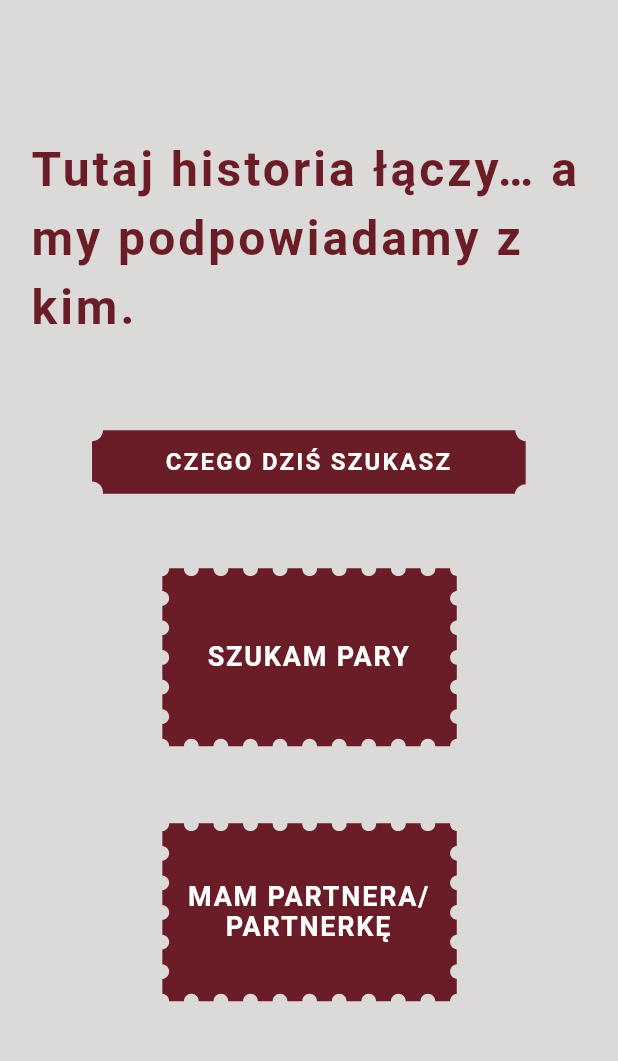
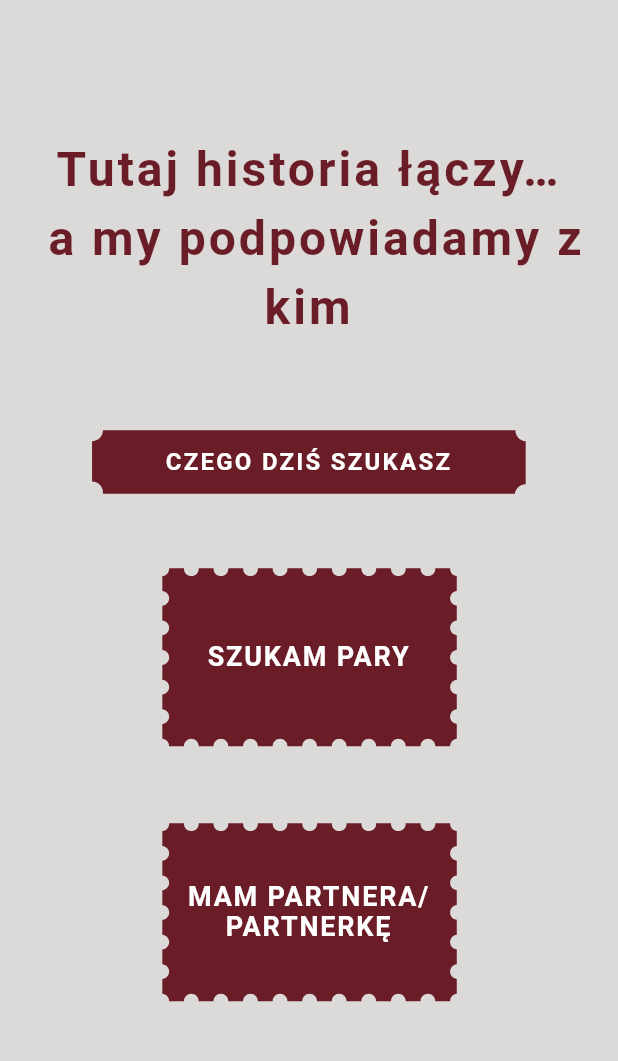
Before and after one commit to kn-kraken/hacknation-amorki-krakena-zakochaj-sie-w-bydgoszczy, a Flutter app: the screen it shows after launch, on a phone screen of 412 x 824 dp, the part 84-1145 px from its top. Run offline on Flutter 3.47's test engine with Material 3 defaults, Android fonts, the phone set to English and light mode, and no system bars; our stand-ins replace chopper, flutter_bloc, flutter_map, flutter_svg, latlong2, shared_preferences; generated files the repository leaves out were written again.

Commit message:
add catchy titles

```diff
--- a/fe/lib/date_page.dart
+++ b/fe/lib/date_page.dart
@@ -14,7 +14,7 @@ class DatePage extends StatelessWidget {
         children: [
           const SizedBox(height: 16),
           StampedButton(
-            text: 'Przejdź do mapy randki',
+            text: 'Przejdź do mapy',
             onPressed: () {
               Navigator.push(
                 context,
--- a/fe/lib/main_app_bar.dart
+++ b/fe/lib/main_app_bar.dart
@@ -25,6 +25,7 @@ AppBar buildCustomAppBar({
   bool isInitialPage = false,
   bool showBackButton = false,
   bool showRefreshButton = false,
+  String? title,
   // Pass the cubit directly if the back button logic is needed
   PreferencesCubit? cubit,
 }) {
@@ -83,7 +84,17 @@ AppBar buildCustomAppBar({
   }
 
   return AppBar(
-    title: const Text(''),
+    title: title != null
+        ? Text(
+      title,
+      style: const TextStyle(
+        color: _kRedCupidColor,
+        fontSize: 16,
+        fontWeight: FontWeight.bold,
+      ),
+    )
+        : const Text(''),
+    centerTitle: true,
     leading: leadingWidget,
     leadingWidth: isInitialPage ? 56 : 120,
     actions: actions,
--- a/fe/lib/match.dart
+++ b/fe/lib/match.dart
@@ -26,7 +26,7 @@ class MatchScreen extends StatelessWidget {
 
               // "IT'S A MATCH!" text
               const Text(
-                "Towarzyszka podróży znaleziona!",
+                "Odnajdźcie się w historii!",
                 style: TextStyle(
                   fontSize: 32,
                   fontWeight: FontWeight.bold,
@@ -42,7 +42,7 @@ class MatchScreen extends StatelessWidget {
               const Spacer(),
 
               StampedButton(
-                  text: 'Przejdź do mapy randki',
+                  text: 'Przejdź do mapy',
                   onPressed: () {
                     Navigator.push(
                       context,
--- a/fe/lib/preferences/preferences_screen.dart
+++ b/fe/lib/preferences/preferences_screen.dart
@@ -39,8 +39,25 @@ class PreferencesScreen extends StatelessWidget {
       isInitialPage: isInitial,
       showBackButton: needsGoBack,
       showRefreshButton: isSwiping,
+      title: getTitle(status),
       cubit: cubit, // Pass the cubit for BLoC navigation
     );
+  }
+
+  String getTitle(PreferencesStatus status) {
+    switch(status) {
+      case PreferencesStatus.initial:
+        return '';
+      case PreferencesStatus.listDatesShouldSwipe:
+      case PreferencesStatus.listDatesNoSwipe:
+        return 'Wybierz swoją podróż przez dzieje!';
+      case PreferencesStatus.listProfiles:
+        return 'Wybierz towarzysza podróży!';
+      case PreferencesStatus.datePage:
+        return '';
+      case PreferencesStatus.matched:
+        return '';
+    }
   }
 
   Widget _buildBody(BuildContext context, PreferencesState state) {
@@ -63,6 +80,7 @@ class PreferencesScreen extends StatelessWidget {
 class InitialPage extends StatelessWidget {
   const InitialPage({super.key});
   static const String _kStampFramePath = 'assets/stamp.svg';
+  static const String _kDecorativePngPath = 'assets/your_image.png'; // Replace with your PNG path
   static const Color _kBackgroundColor = Color(0xFFdbdad8);
 
   @override
@@ -82,9 +100,11 @@ class InitialPage extends StatelessWidget {
                 ),
                 child: Column(
                   mainAxisAlignment: MainAxisAlignment.center,
+                  crossAxisAlignment: CrossAxisAlignment.center, // Center horizontally
                   children: [
                     const Text(
-                      "Tutaj historia łączy… a my podpowiadamy z kim.",
+                      "Tutaj historia łączy…\n a my podpowiadamy z kim",
+                      textAlign: TextAlign.center, // Center the text
                       style: TextStyle(
                         fontSize: 32,
                         fontWeight: FontWeight.bold,
```
